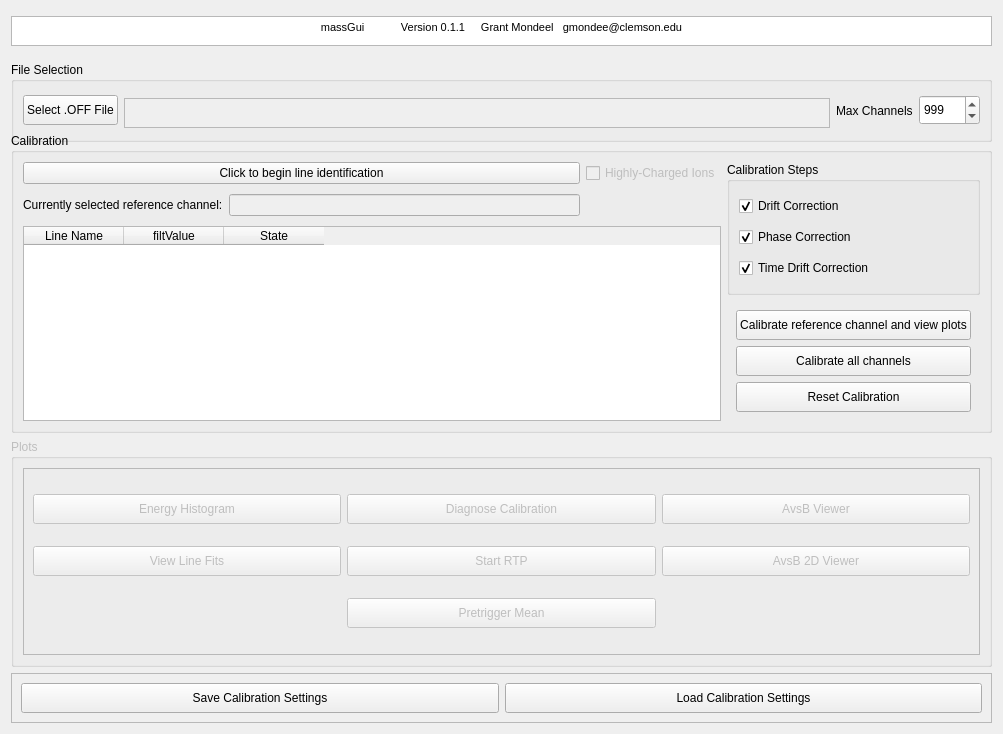
Above: massGui/ui/massGuiW.ui from gmondee/massGui before the change. Below: the same form after it.
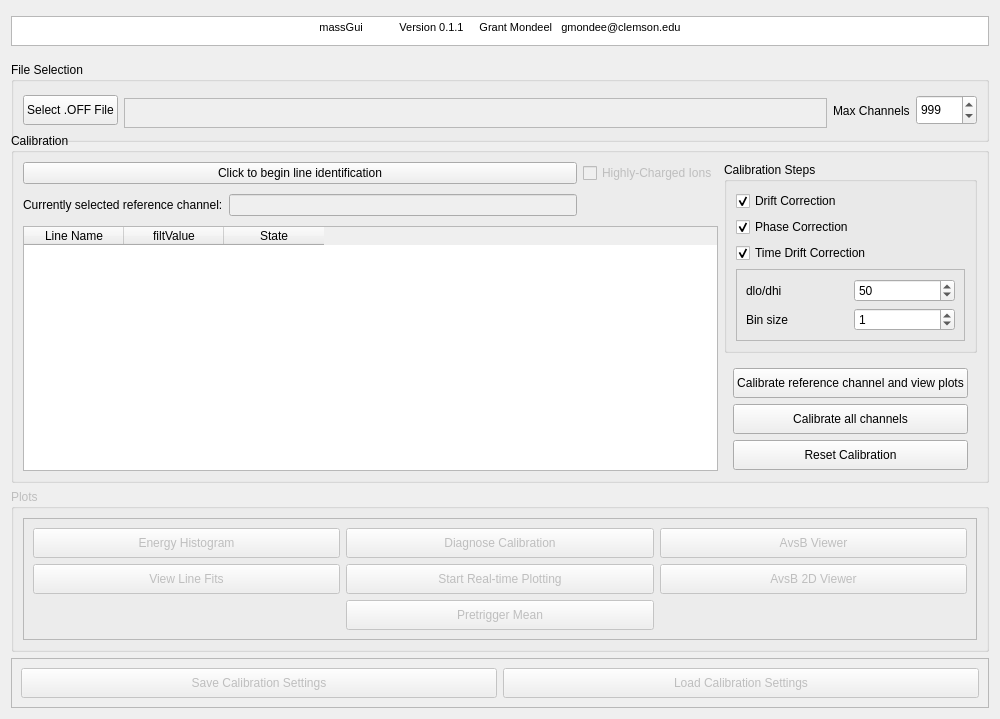
That is the form after the change.

Diff of the .ui file:
```diff
--- a/massGui/ui/massGuiW.ui
+++ b/massGui/ui/massGuiW.ui
@@ -6,8 +6,8 @@
    <rect>
     <x>0</x>
     <y>0</y>
-    <width>1003</width>
-    <height>734</height>
+    <width>1000</width>
+    <height>668</height>
    </rect>
   </property>
   <property name="minimumSize">
@@ -133,7 +133,7 @@
      <property name="minimumSize">
       <size>
        <width>0</width>
-       <height>300</height>
+       <height>350</height>
       </size>
      </property>
      <property name="maximumSize">
@@ -165,6 +165,12 @@
       </item>
       <item row="0" column="3" rowspan="4">
        <widget class="QGroupBox" name="calibrationStepsBox">
+        <property name="sizePolicy">
+         <sizepolicy hsizetype="Preferred" vsizetype="MinimumExpanding">
+          <horstretch>0</horstretch>
+          <verstretch>0</verstretch>
+         </sizepolicy>
+        </property>
         <property name="title">
          <string>Calibration Steps</string>
         </property>
@@ -199,6 +205,52 @@
            </property>
           </widget>
          </item>
+         <item>
+          <widget class="QFrame" name="frame_3">
+           <property name="frameShape">
+            <enum>QFrame::StyledPanel</enum>
+           </property>
+           <property name="frameShadow">
+            <enum>QFrame::Raised</enum>
+           </property>
+           <layout class="QGridLayout" name="gridLayout_3">
+            <item row="0" column="0">
+             <widget class="QLabel" name="label_2">
+              <property name="text">
+               <string>dlo/dhi</string>
+              </property>
+             </widget>
+            </item>
+            <item row="0" column="1">
+             <widget class="QSpinBox" name="dlo_dhiBox">
+              <property name="maximum">
+               <number>9999999</number>
+              </property>
+              <property name="value">
+               <number>50</number>
+              </property>
+             </widget>
+            </item>
+            <item row="1" column="0">
+             <widget class="QLabel" name="label_3">
+              <property name="text">
+               <string>Bin size</string>
+              </property>
+             </widget>
+            </item>
+            <item row="1" column="1">
+             <widget class="QSpinBox" name="binSizeBox">
+              <property name="maximum">
+               <number>9999999</number>
+              </property>
+              <property name="value">
+               <number>1</number>
+              </property>
+             </widget>
+            </item>
+           </layout>
+          </widget>
+         </item>
         </layout>
        </widget>
       </item>
@@ -412,7 +464,7 @@
             </size>
            </property>
            <property name="text">
-            <string>Start RTP</string>
+            <string>Start Real-time Plotting</string>
            </property>
           </widget>
          </item>
@@ -439,6 +491,9 @@
      <layout class="QHBoxLayout" name="horizontalLayout_5">
       <item>
        <widget class="QPushButton" name="saveCalButton">
+        <property name="enabled">
+         <bool>false</bool>
+        </property>
         <property name="minimumSize">
          <size>
           <width>0</width>
@@ -452,6 +507,9 @@
       </item>
       <item>
        <widget class="QPushButton" name="loadCalButton">
+        <property name="enabled">
+         <bool>false</bool>
+        </property>
         <property name="minimumSize">
          <size>
           <width>0</width>
```
